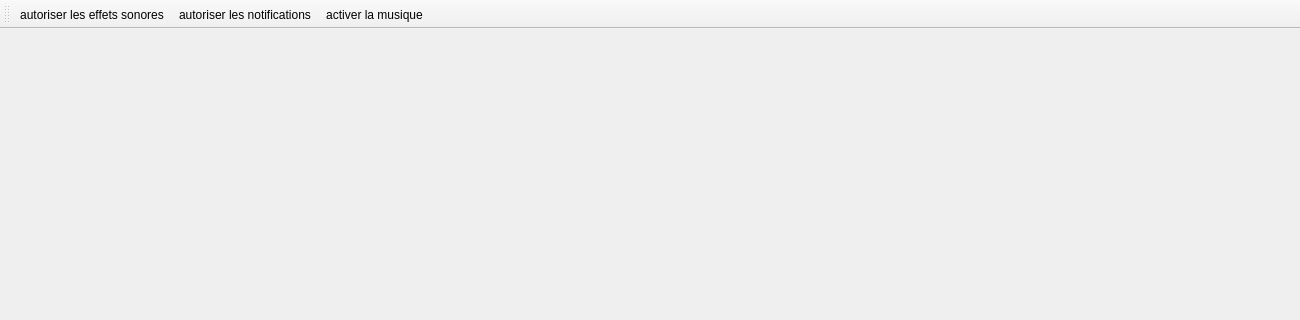
Old version of the form SECRET_VOLDEMORT_GAME/Developpement/controller.ui in the repository AdrienBrune/SECRET_VOLDEMORT; both pictures show x 0 to 1300 and y 0 to 320 of the 1300 by 650 pixel window.
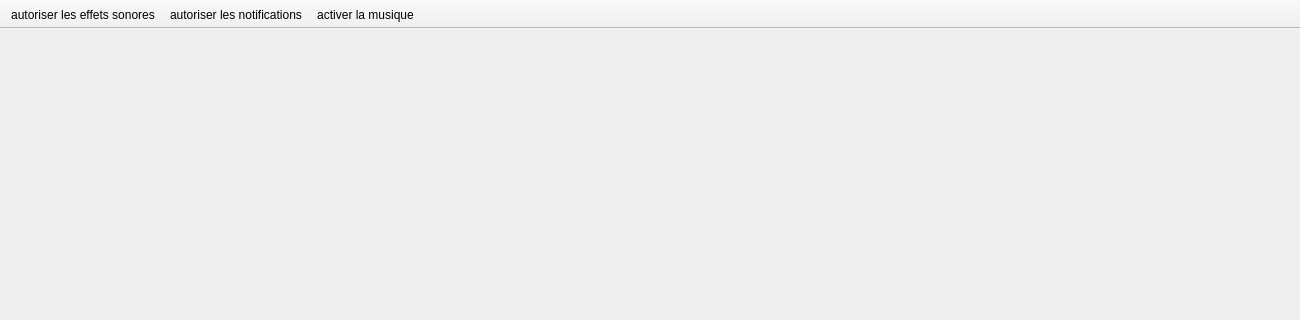
New version of the form. Icons and pictures are not drawn.

The edit to the form file:
```diff
--- a/SECRET_VOLDEMORT_GAME/Developpement/controller.ui
+++ b/SECRET_VOLDEMORT_GAME/Developpement/controller.ui
@@ -49,6 +49,21 @@
    <property name="windowTitle">
     <string>toolBar</string>
    </property>
+   <property name="movable">
+    <bool>false</bool>
+   </property>
+   <property name="allowedAreas">
+    <set>Qt::AllToolBarAreas</set>
+   </property>
+   <property name="iconSize">
+    <size>
+     <width>30</width>
+     <height>30</height>
+    </size>
+   </property>
+   <property name="floatable">
+    <bool>false</bool>
+   </property>
    <attribute name="toolBarArea">
     <enum>TopToolBarArea</enum>
    </attribute>
```
Left out of the diff: 3 changed lines with no effect on the pictures.
